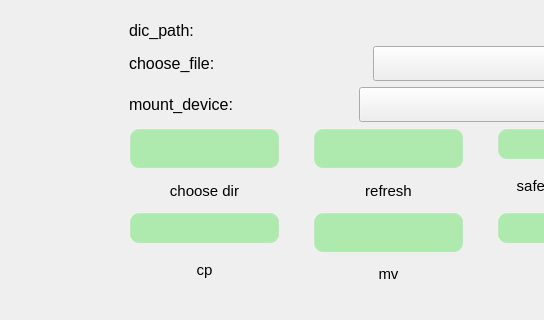
This is qt/t507/udev.ui in jizizihe/baijie_demo as Qt 5 draws it before an edit; both pictures show x 0 to 544 and y 122 to 442 of the 697 by 442 pixel window. The edited form follows.
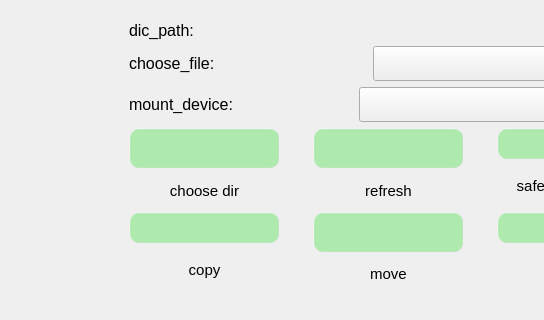
This is the edited form. Icons and pictures are not drawn.

Patch:
```diff
--- a/qt/t507/udev.ui
+++ b/qt/t507/udev.ui
@@ -651,7 +651,7 @@
            </font>
           </property>
           <property name="text">
-           <string>cp</string>
+           <string>copy</string>
           </property>
           <property name="alignment">
            <set>Qt::AlignCenter</set>
@@ -712,7 +712,7 @@
            </font>
           </property>
           <property name="text">
-           <string>mv</string>
+           <string>move</string>
           </property>
           <property name="alignment">
            <set>Qt::AlignCenter</set>
```
Left out of the diff: 16 changed lines with no effect on the pictures.
